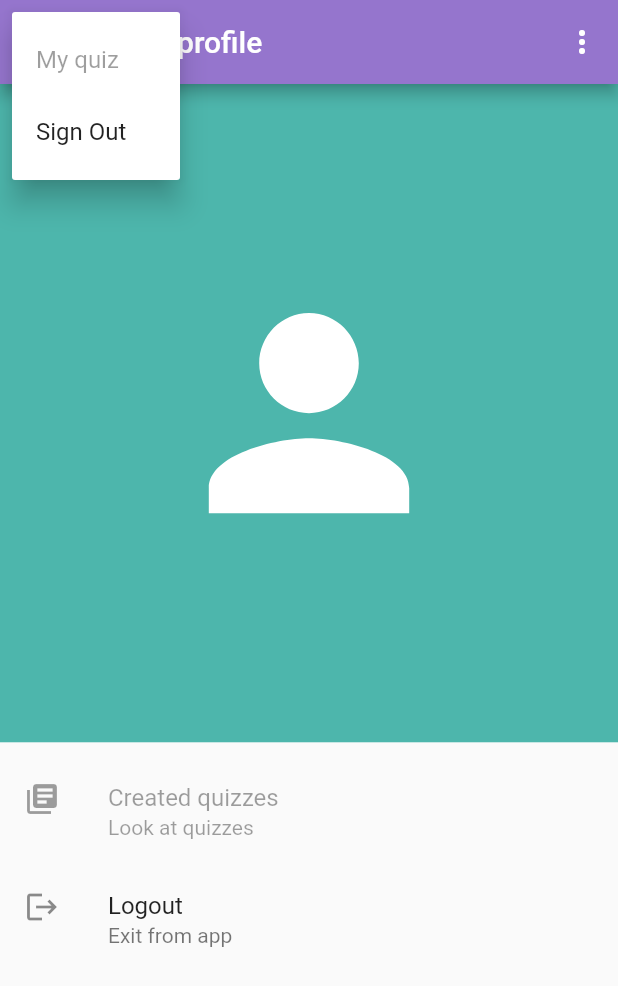
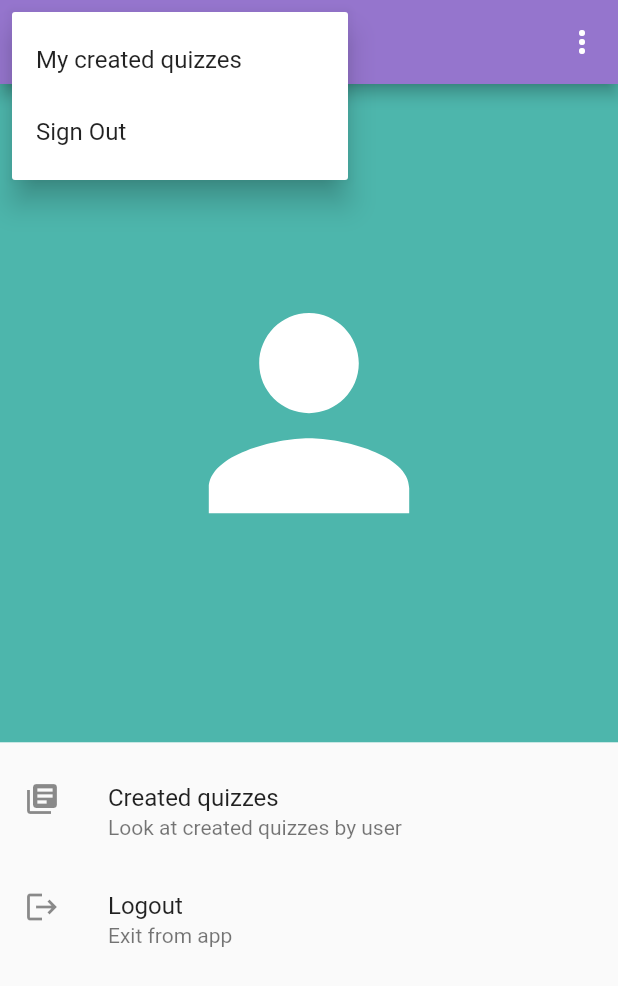
Before and after one commit to yokawaiik/yo_quiz_app, a Flutter app: the ProfileScreen screen opened by its route, after a tap on the "more vert" icon, on a phone screen of 412 x 824 dp. Shown: the top 986 px of the screen. Run offline on Flutter 3.47's test engine with Material 2 defaults, Android fonts, the phone set to English and light mode, and no system bars; our stand-ins replace cloud_firestore, firebase_auth, firebase_core, firebase_storage, image_picker; accounts and stored records are empty.

Commit message:
Layout for created_quizzes_screen.

```diff
--- a/lib/src/app_quiz.dart
+++ b/lib/src/app_quiz.dart
@@ -3,6 +3,7 @@ import 'package:provider/provider.dart';
 import 'package:yo_quiz_app/src/core/router/app_router.dart';
 import 'package:yo_quiz_app/src/modules/auth/provider/auth_provider.dart';
 import 'package:yo_quiz_app/src/modules/create/provider/create_quiz_provider.dart';
+import 'package:yo_quiz_app/src/modules/profile/provider/created_quizzes_provider.dart';
 import 'package:yo_quiz_app/src/modules/profile/provider/user_profile_provider.dart';
 import 'package:yo_quiz_app/src/theme/theme.dart';
 
@@ -15,7 +16,7 @@ class AppQuiz extends StatelessWidget {
       providers: [
         Provider<AuthProvider>(create: (_) => AuthProvider()),
         Provider<UserProfileProvider>(create: (_) => UserProfileProvider()),
-        // Provider<CreateQuizProvider>(create: (_) => CreateQuizProvider()),
+        Provider<CreatedQuizzesProvider>(create: (_) => CreatedQuizzesProvider()),
         ChangeNotifierProvider<CreateQuizProvider>(create: (_) => CreateQuizProvider()),
       ],
       child: MaterialApp(
--- a/lib/src/core/router/app_router.dart
+++ b/lib/src/core/router/app_router.dart
@@ -4,6 +4,7 @@ import 'package:yo_quiz_app/src/modules/create/screens/create_question_screen.da
 import 'package:yo_quiz_app/src/modules/create/screens/create_questions_area_screen.dart';
 import 'package:yo_quiz_app/src/modules/create/screens/create_quiz_screen.dart';
 import 'package:yo_quiz_app/src/modules/main_navigator/screens/main_navigator_screen.dart';
+import 'package:yo_quiz_app/src/modules/profile/screens/created_quizzes_screen.dart';
 import 'package:yo_quiz_app/src/modules/profile/screens/profile_screen.dart';
 
 class AppRouter {
@@ -13,7 +14,9 @@ class AppRouter {
     AuthWrapper.routeName: (ctx) => const AuthWrapper(),
     AuthScreen.routeName: (ctx) => AuthScreen(),
     MainNavigatorScreen.routeName: (ctx) => MainNavigatorScreen(),
+
     ProfileScreen.routeName: (ctx) => ProfileScreen(),
+    CreatedQuizzesScreen.routeName: (ctx) => CreatedQuizzesScreen(),
 
     CreateQuizScreen.routeName: (ctx) => CreateQuizScreen(),
     CreateQuestionsAreaScreen.routeName: (ctx) => CreateQuestionsAreaScreen(),
--- a/lib/src/modules/create/screens/create_quiz_screen.dart
+++ b/lib/src/modules/create/screens/create_quiz_screen.dart
@@ -8,6 +8,7 @@ import 'package:yo_quiz_app/src/modules/auth/screens/auth_wrapper_screen.dart';
 import 'package:yo_quiz_app/src/modules/create/models/quiz.dart';
 import 'package:yo_quiz_app/src/modules/create/provider/create_quiz_provider.dart';
 import 'package:yo_quiz_app/src/modules/create/screens/create_questions_area_screen.dart';
+import 'package:yo_quiz_app/src/modules/profile/screens/created_quizzes_screen.dart';
 
 class CreateQuizScreen extends StatefulWidget {
   static const String routeName = "/create-quiz-screen";
@@ -84,6 +85,9 @@ class _CreateQuizScreenState extends State<CreateQuizScreen> {
         AuthWrapper.routeName,
         (route) => false,
       );
+
+      await Navigator.of(context).pushNamed(CreatedQuizzesScreen.routeName);
+
     } catch (e) {
       ScaffoldMessenger.of(context)
           .showSnackBar(SnackBar(content: Text(e.toString())));
--- a/lib/src/modules/main_navigator/screens/main_navigator_screen.dart
+++ b/lib/src/modules/main_navigator/screens/main_navigator_screen.dart
@@ -77,6 +77,7 @@ class _MainNavigatorScreenState extends State<MainNavigatorScreen> {
     } else {
       setState(() {
         _currentScreen = _screenList[index]!;
+
         _pageController.animateToPage(
           index,
           duration: const Duration(milliseconds: 300),
--- /dev/null
+++ b/lib/src/modules/profile/models/created_quiz.dart
@@ -0,0 +1,35 @@
+import 'package:cloud_firestore/cloud_firestore.dart';
+
+class CreatedQuiz {
+  late final String id;
+  late final String title;
+  late final String description;
+  late final int questionCount;
+  late final Timestamp created;
+
+  late final String? quizImage;
+  //Scope scope;
+  //bool timer;
+  CreatedQuiz({
+    required this.id,
+    required this.title,
+    required this.description,
+    required this.questionCount,
+    required this.created,
+    required this.quizImage,
+  });
+
+  CreatedQuiz.fromDoc(DocumentSnapshot<Map<String, dynamic>> doc) {
+
+    id = doc.id;
+    final data = doc.data()!;
+
+    title = data["title"];
+    description = data["description"];
+    questionCount = data["questionCount"];
+    created = data["created"];
+
+    quizImage = data["quizImage"];
+
+  }
+}
--- /dev/null
+++ b/lib/src/modules/profile/provider/created_quizzes_provider.dart
@@ -0,0 +1,20 @@
+import 'package:cloud_firestore/cloud_firestore.dart';
+import 'package:firebase_auth/firebase_auth.dart';
+import 'package:yo_quiz_app/src/modules/profile/models/created_quiz.dart';
+
+class CreatedQuizzesProvider {
+  final _db = FirebaseFirestore.instance;
+  final _auth = FirebaseAuth.instance;
+
+  Stream<List<CreatedQuiz>> createdQuizzes(String uid) {
+    return _db.collection("quizzes")
+    .where("createdByUser", isEqualTo: uid).snapshots()
+    .map((snapshot) => snapshot.docs.map(
+      (doc) {
+        // print(doc.id);
+        return CreatedQuiz.fromDoc(doc);
+        }
+      ).toList());
+  }
+
+}
--- a/lib/src/modules/profile/screens/profile_screen.dart
+++ b/lib/src/modules/profile/screens/profile_screen.dart
@@ -3,11 +3,20 @@ import 'package:provider/src/provider.dart';
 import 'package:yo_quiz_app/src/modules/auth/provider/auth_provider.dart';
 import 'package:yo_quiz_app/src/modules/profile/models/user_profile.dart';
 import 'package:yo_quiz_app/src/modules/profile/provider/user_profile_provider.dart';
+import 'package:yo_quiz_app/src/modules/profile/screens/created_quizzes_screen.dart';
 
 class ProfileScreen extends StatelessWidget {
   static const String routeName = "/profile";
 
   const ProfileScreen({Key? key}) : super(key: key);
+
+  void _goToCreatedQuizzesScreen(
+      BuildContext context, UserProfile userProfile) {
+    Navigator.of(context).pushNamed(
+      CreatedQuizzesScreen.routeName,
+      arguments: userProfile,
+    );
+  }
 
   @override
   Widget build(BuildContext context) {
@@ -45,6 +54,9 @@ class ProfileScreen extends StatelessWidget {
                   icon: Icon(Icons.more_vert),
                   onSelected: (String i) {
                     switch (i) {
+                      case "1":
+                        _goToCreatedQuizzesScreen(context, userProfile);
+                        break;
                       case "0":
                         context.read<AuthProvider>().signOut();
                         break;
@@ -53,8 +65,8 @@ class ProfileScreen extends StatelessWidget {
                   itemBuilder: (ctx) => [
                     const PopupMenuItem(
                       value: "1",
-                      child: Text('My quiz'),
-                      enabled: false,
+                      child: Text('My created quizzes'),
+                      enabled: true,
                     ),
                     const PopupMenuItem(
                       value: "0",
@@ -143,8 +155,10 @@ class ProfileScreen extends StatelessWidget {
                       ListTile(
                         leading: Icon(Icons.library_books),
                         title: Text("Created quizzes"),
-                        subtitle: Text("Look at quizzes"),
-                        enabled: false,
+                        subtitle: Text("Look at created quizzes by user"),
+                        enabled: true,
+                        onTap: () =>
+                            _goToCreatedQuizzesScreen(context, userProfile),
                       ),
                       if (userProfile.isCurrentUser)
                         ListTile(
@@ -153,9 +167,10 @@ class ProfileScreen extends StatelessWidget {
                           subtitle: Text("Exit from app"),
                           onTap: () async {
                             Navigator.pop(context);
-                            await Provider.of<AuthProvider>(context,
-                                    listen: false)
-                                .signOut();
+                            await Provider.of<AuthProvider>(
+                              context,
+                              listen: false,
+                            ).signOut();
                           },
                         ),
                     ],
```
Also changed, not shown: lib/src/modules/profile/screens/created_quizzes_screen.dart (added, +111 -0 lines).
